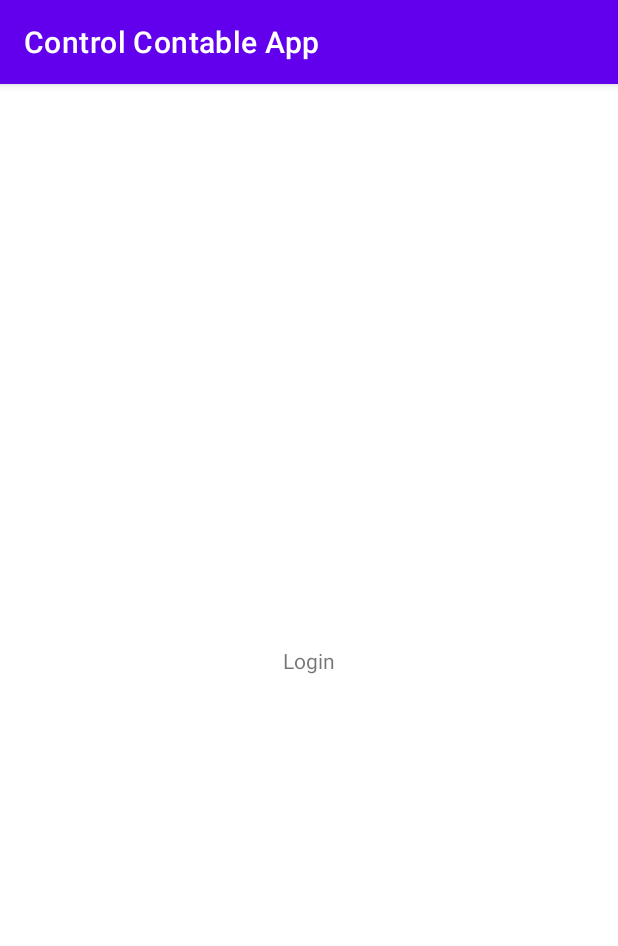
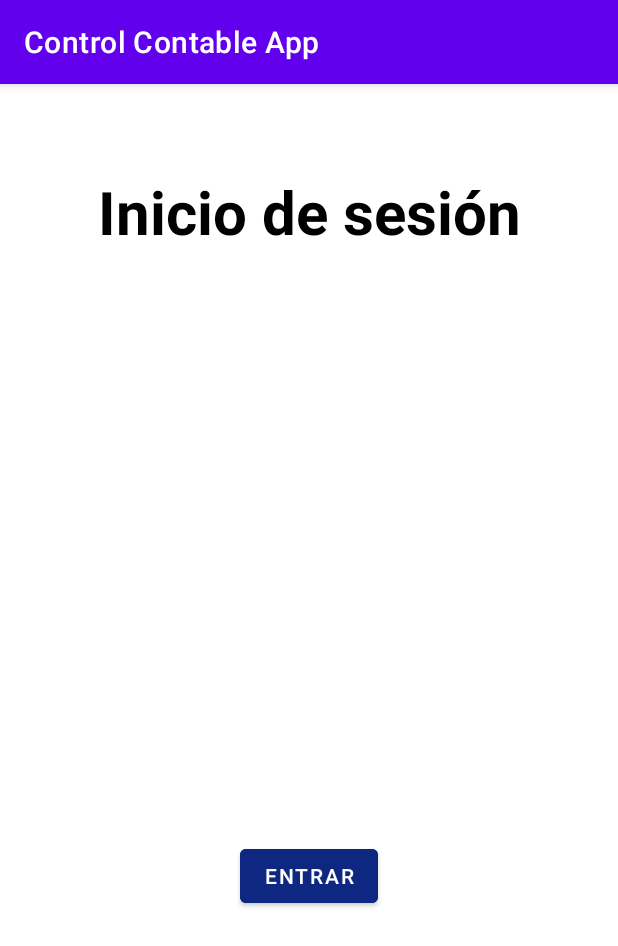
Before and after one commit to RompeBucles/Control-contable-app, an Android app: the screen it shows after launch (LoginActivity), on a phone screen of 412 x 824 dp. Shown: the top 946 px of the screen. Run offline under Robolectric (Android 15) with nearby library versions, the phone set to English and light mode, and no system bars.

Commit message:
login y colores
front-end

```diff
--- a/ControlContableApp/app/src/main/res/layout/activity_login.xml
+++ b/ControlContableApp/app/src/main/res/layout/activity_login.xml
@@ -7,12 +7,28 @@
     tools:context=".LoginActivity">
 
     <TextView
+        android:id="@+id/textView"
         android:layout_width="wrap_content"
         android:layout_height="wrap_content"
-        android:text="Login"
+        android:text="Inicio de sesión"
+        android:textColor="@color/black"
+        android:textSize="40sp"
+        android:textStyle="bold"
         app:layout_constraintBottom_toBottomOf="parent"
         app:layout_constraintEnd_toEndOf="parent"
         app:layout_constraintStart_toStartOf="parent"
-        app:layout_constraintTop_toTopOf="parent" />
+        app:layout_constraintTop_toTopOf="parent"
+        app:layout_constraintVertical_bias="0.081" />
+
+    <Button
+        android:id="@+id/button"
+        android:layout_width="wrap_content"
+        android:layout_height="wrap_content"
+        android:layout_marginBottom="216dp"
+        android:text="Entrar"
+        android:backgroundTint="@color/colorAzul"
+        app:layout_constraintBottom_toBottomOf="parent"
+        app:layout_constraintEnd_toEndOf="parent"
+        app:layout_constraintStart_toStartOf="parent" />
 
 </androidx.constraintlayout.widget.ConstraintLayout>
--- a/ControlContableApp/app/src/main/res/values/colors.xml
+++ b/ControlContableApp/app/src/main/res/values/colors.xml
@@ -7,4 +7,5 @@
     <color name="teal_700">#FF018786</color>
     <color name="black">#FF000000</color>
     <color name="white">#FFFFFFFF</color>
+    <color name="colorAzul">#0E2780</color>
 </resources>
```
